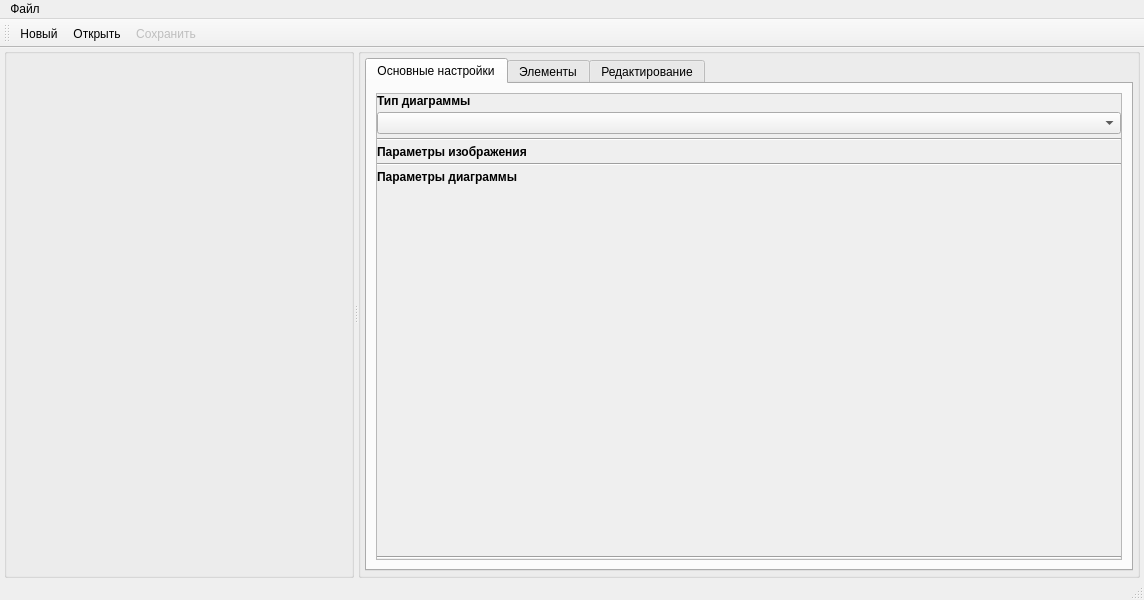
First picture: the form in designer/mainwindow.ui, repository Artemako/net-constructor, before the edit.
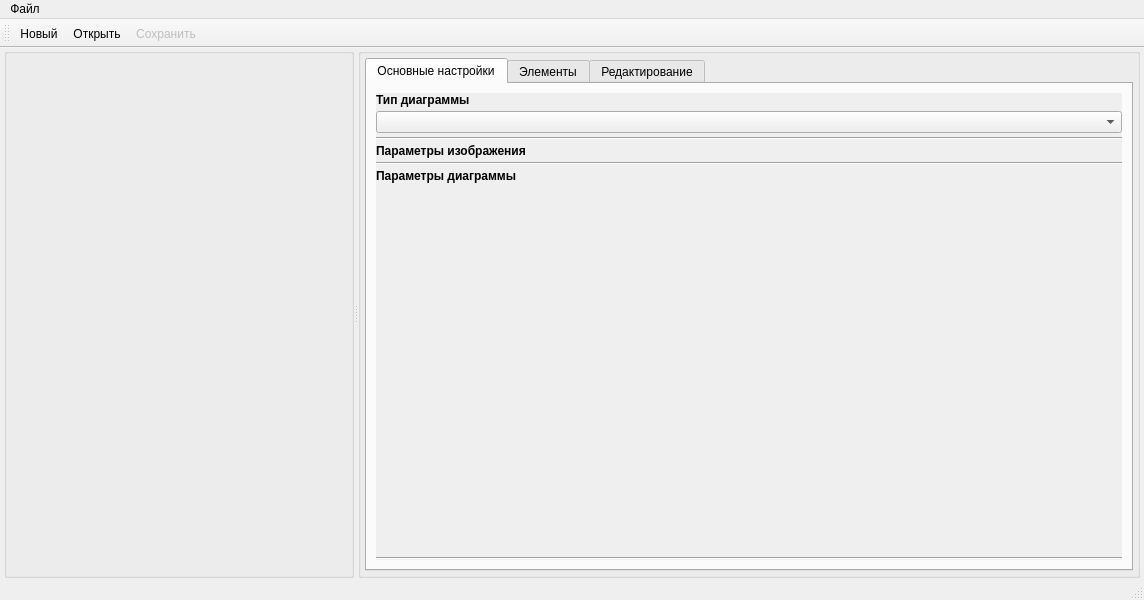
Second picture: the form after the edit. Icons and pictures are not drawn. Custom widgets are drawn as their Qt base class.

The edit to the form file:
```diff
--- a/designer/mainwindow.ui
+++ b/designer/mainwindow.ui
@@ -150,6 +150,9 @@
             </property>
             <item>
              <widget class="QScrollArea" name="sa_general">
+              <property name="frameShape">
+               <enum>QFrame::NoFrame</enum>
+              </property>
               <property name="widgetResizable">
                <bool>true</bool>
               </property>
@@ -158,8 +161,8 @@
                 <rect>
                  <x>0</x>
                  <y>0</y>
-                 <width>745</width>
-                 <height>464</height>
+                 <width>747</width>
+                 <height>466</height>
                 </rect>
                </property>
                <layout class="QVBoxLayout" name="verticalLayout_8" stretch="0,0,0,0,0,0,0,0,0,0">
```
